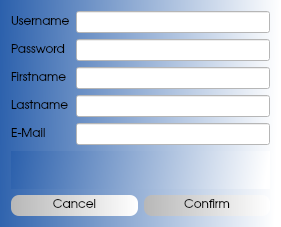
This is PersonalPlanner/registrationform.ui in sabrine-gamdou/PersonalPlanner as Qt 5 draws it before an edit. The edited form follows.
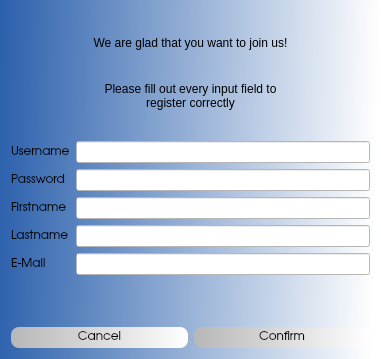
This is the edited form.

Patch:
```diff
--- a/PersonalPlanner/registrationform.ui
+++ b/PersonalPlanner/registrationform.ui
@@ -6,8 +6,8 @@
    <rect>
     <x>0</x>
     <y>0</y>
-    <width>281</width>
-    <height>227</height>
+    <width>381</width>
+    <height>359</height>
    </rect>
   </property>
   <property name="windowTitle">
@@ -20,7 +20,37 @@
    <string notr="true">QWidget{ background: qlineargradient(spread:pad, x1:0, y1:0, x2:1, y2:0.0225455, stop:0 rgba(43, 96, 172, 255), stop:1 rgba(255, 255, 255, 255))}</string>
   </property>
   <layout class="QGridLayout" name="gridLayout_2">
-   <item row="2" column="0">
+   <item row="4" column="0">
+    <spacer name="verticalSpacer">
+     <property name="orientation">
+      <enum>Qt::Vertical</enum>
+     </property>
+     <property name="sizeHint" stdset="0">
+      <size>
+       <width>20</width>
+       <height>40</height>
+      </size>
+     </property>
+    </spacer>
+   </item>
+   <item row="1" column="0">
+    <widget class="QLabel" name="label_2">
+     <property name="styleSheet">
+      <string notr="true">font: 15pt &quot;URW Gothic L&quot;;
+background-color: rgba(255, 255, 255, 0);</string>
+     </property>
+     <property name="text">
+      <string>We are glad that you want to join us!</string>
+     </property>
+     <property name="alignment">
+      <set>Qt::AlignCenter</set>
+     </property>
+     <property name="margin">
+      <number>0</number>
+     </property>
+    </widget>
+   </item>
+   <item row="8" column="0">
     <layout class="QHBoxLayout" name="horizontalLayout">
      <item>
       <widget class="QPushButton" name="cancelBtn">
@@ -58,10 +88,15 @@
      </item>
     </layout>
    </item>
-   <item row="0" column="0">
+   <item row="5" column="0">
     <layout class="QGridLayout" name="gridLayout">
      <item row="0" column="1">
       <widget class="QLineEdit" name="usernameTxt">
+       <property name="font">
+        <font>
+         <family>URW Gothic L</family>
+        </font>
+       </property>
        <property name="styleSheet">
         <string notr="true">QLineEdit{ background: white}</string>
        </property>
@@ -84,6 +119,11 @@
      </item>
      <item row="1" column="1">
       <widget class="QLineEdit" name="passTxt">
+       <property name="font">
+        <font>
+         <family>URW Gothic L</family>
+        </font>
+       </property>
        <property name="styleSheet">
         <string notr="true">QLineEdit{ background: white}</string>
        </property>
@@ -106,6 +146,11 @@
      </item>
      <item row="4" column="1">
       <widget class="QLineEdit" name="emailTxt">
+       <property name="font">
+        <font>
+         <family>URW Gothic L</family>
+        </font>
+       </property>
        <property name="styleSheet">
         <string notr="true">QLineEdit{ background: white}</string>
        </property>
@@ -143,6 +188,11 @@
      </item>
      <item row="2" column="1">
       <widget class="QLineEdit" name="firstnameTxt">
+       <property name="font">
+        <font>
+         <family>URW Gothic L</family>
+        </font>
+       </property>
        <property name="styleSheet">
         <string notr="true">QLineEdit{ background: white}</string>
        </property>
@@ -150,6 +200,11 @@
      </item>
      <item row="3" column="1">
       <widget class="QLineEdit" name="lastnameTxt">
+       <property name="font">
+        <font>
+         <family>URW Gothic L</family>
+        </font>
+       </property>
        <property name="styleSheet">
         <string notr="true">QLineEdit{ background: white}</string>
        </property>
@@ -172,16 +227,82 @@
      </item>
     </layout>
    </item>
-   <item row="1" column="0">
+   <item row="2" column="0">
+    <spacer name="verticalSpacer_2">
+     <property name="orientation">
+      <enum>Qt::Vertical</enum>
+     </property>
+     <property name="sizeHint" stdset="0">
+      <size>
+       <width>20</width>
+       <height>40</height>
+      </size>
+     </property>
+    </spacer>
+   </item>
+   <item row="3" column="0">
+    <widget class="QLabel" name="label">
+     <property name="styleSheet">
+      <string notr="true">font: 12pt &quot;URW Gothic L&quot;;
+background-color: rgba(255, 255, 255, 0);</string>
+     </property>
+     <property name="text">
+      <string>Please fill out every input field to
+register correctly</string>
+     </property>
+     <property name="alignment">
+      <set>Qt::AlignCenter</set>
+     </property>
+    </widget>
+   </item>
+   <item row="6" column="0">
     <widget class="QLabel" name="errLb">
      <property name="enabled">
       <bool>false</bool>
      </property>
+     <property name="font">
+      <font>
+       <family>URW Gothic L</family>
+      </font>
+     </property>
+     <property name="styleSheet">
+      <string notr="true">background-color: rgba(255, 255, 255, 0);
+color:red;</string>
+     </property>
      <property name="text">
       <string/>
      </property>
+     <property name="alignment">
+      <set>Qt::AlignHCenter|Qt::AlignTop</set>
+     </property>
     </widget>
    </item>
+   <item row="0" column="0">
+    <spacer name="verticalSpacer_3">
+     <property name="orientation">
+      <enum>Qt::Vertical</enum>
+     </property>
+     <property name="sizeHint" stdset="0">
+      <size>
+       <width>20</width>
+       <height>40</height>
+      </size>
+     </property>
+    </spacer>
+   </item>
+   <item row="7" column="0">
+    <spacer name="verticalSpacer_4">
+     <property name="orientation">
+      <enum>Qt::Vertical</enum>
+     </property>
+     <property name="sizeHint" stdset="0">
+      <size>
+       <width>20</width>
+       <height>40</height>
+      </size>
+     </property>
+    </spacer>
+   </item>
   </layout>
  </widget>
  <resources/>
```
